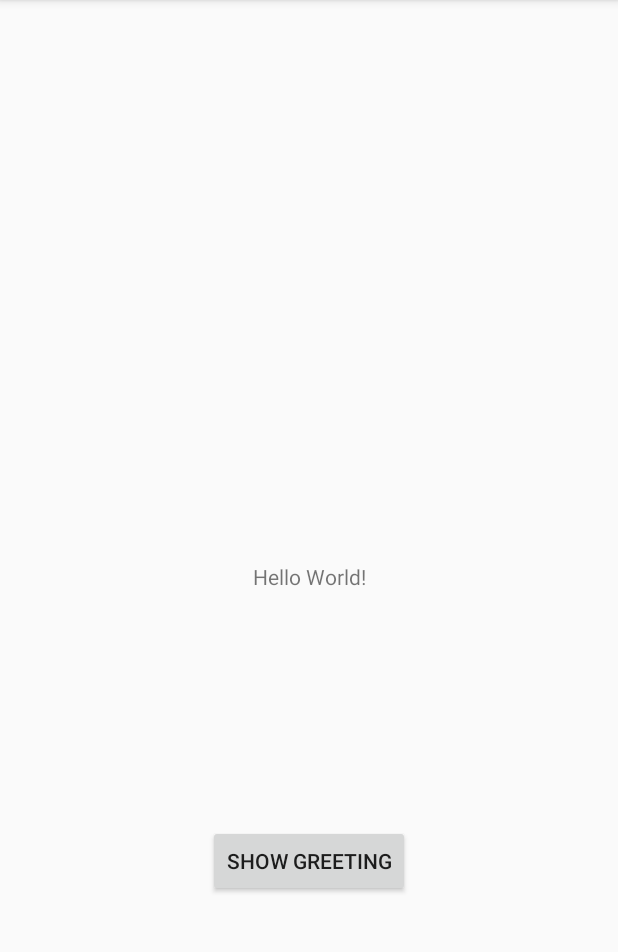
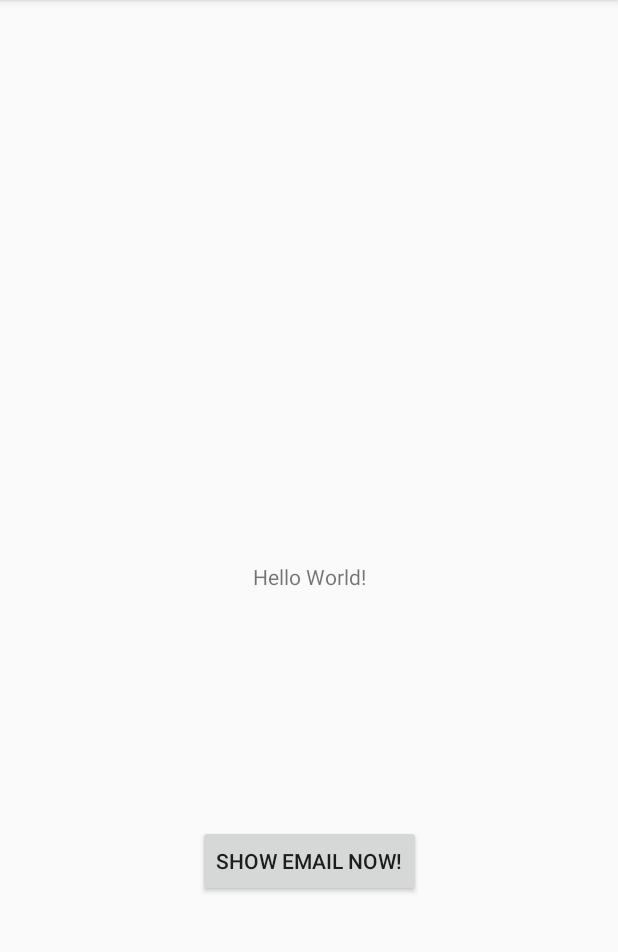
Before and after one commit to arshadgujjai007/my-first-mobile-app, an Android app: the screen it shows after launch (MainActivity), on a phone screen of 412 x 824 dp, the part 84-1036 px from its top. Run offline under Robolectric (Android 15) with nearby library versions, the phone set to English and light mode, and no system bars.

Commit message:
changed string values

```diff
--- a/app/src/main/res/values/strings.xml
+++ b/app/src/main/res/values/strings.xml
@@ -1,6 +1,7 @@
 <resources>
     <string name="app_name">Greetings</string>
     <string name="window_text">Press the button below to receive a friendly greeting from Android.</string>
-    <string name="button_label">Show Greeting</string>
+    <string name="button_label">Show Email now!</string>
+    <string name="button_label">My email is: arshadbtech1@gmail.com</string>
     <string name="greeting_text">Greetings One and All from Android!</string>
 </resources>
```
